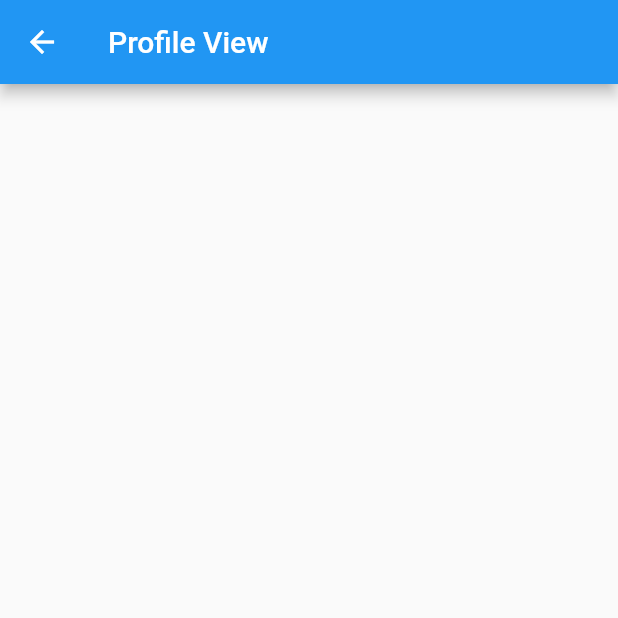
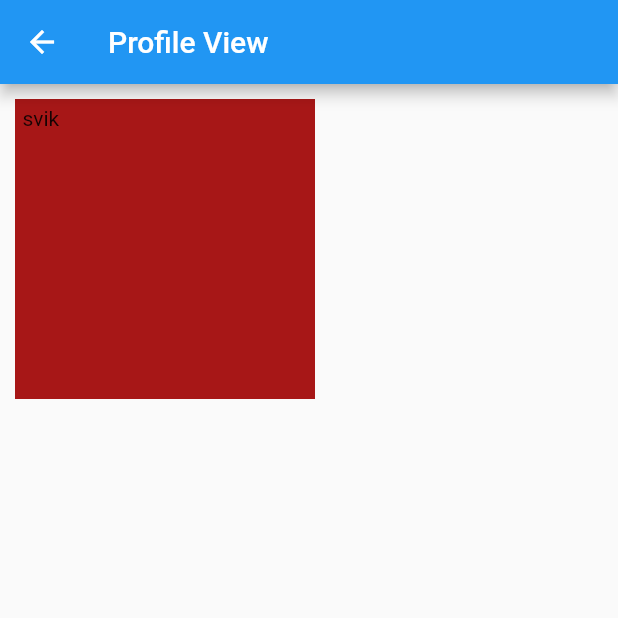
Before and after one commit to svikapp/svik, a Flutter app: the ProfileView screen opened directly, on a phone screen of 412 x 824 dp, the top half of it. Run offline on Flutter 3.47's test engine with Material 2 defaults, Android fonts, the phone set to English and light mode, and no system bars; our stand-ins replace bloc, equatable, eva_icons_flutter, flutter_bloc.

```diff
--- a/lib/presentation/pages/profile_view/profile_view.dart
+++ b/lib/presentation/pages/profile_view/profile_view.dart
@@ -9,6 +9,15 @@ class ProfileView extends StatelessWidget {
   Widget build(BuildContext context) {
     return Scaffold(
       appBar: AppBar(title: Text("Profile View"),),
+      body: Container(
+        width: 200,
+        height:200,
+        color: Color.fromARGB(255, 167, 23, 23),
+        padding:EdgeInsets.all(5),
+        child: Text("svik"),
+        margin: EdgeInsets.all(10),
+
+      ),
     );
   }
 }
```
Also changed, not shown: pubspec.lock, 39 other files.
